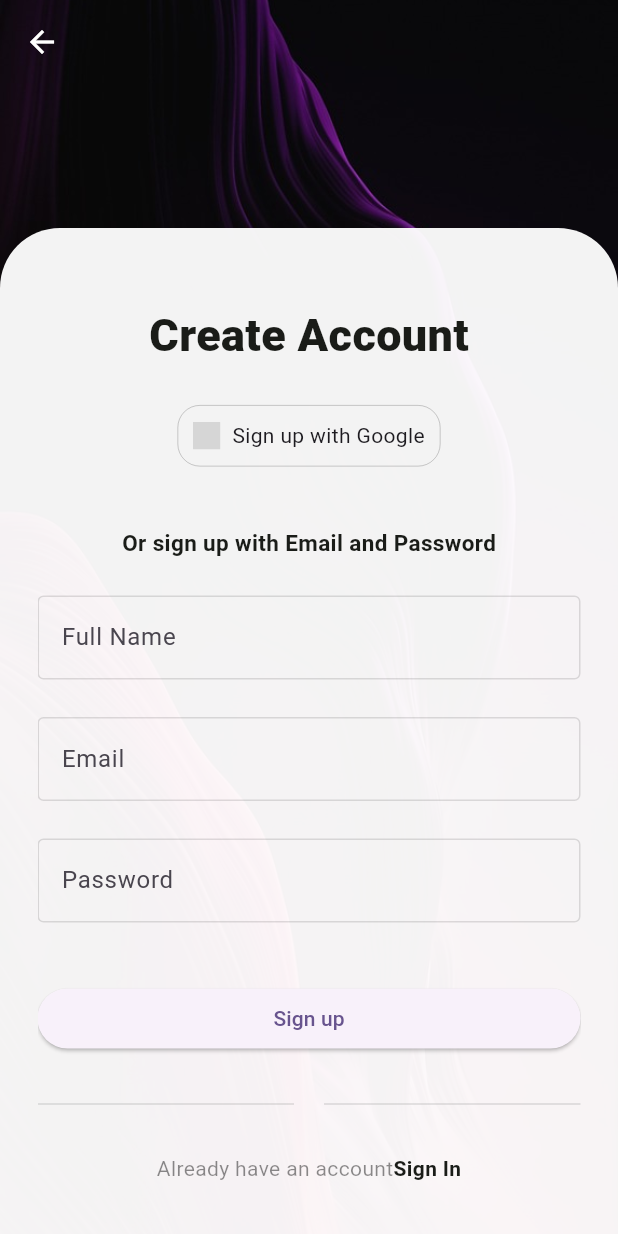
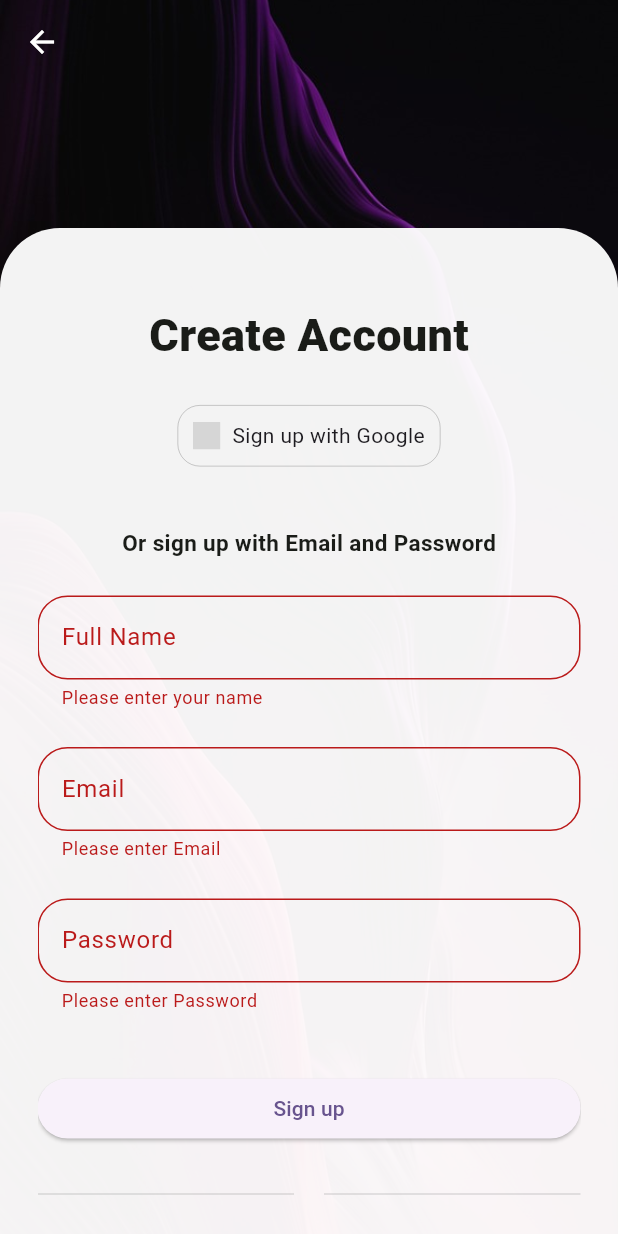
Before and after one commit to preetiGusain/warranti_app, a Flutter app: the SignupScreen screen opened directly, after a tap on "Sign up", on a phone screen of 412 x 824 dp. Run offline on Flutter 3.47's test engine with Material 3 defaults, Android fonts, the phone set to English and light mode, and no system bars; our stand-ins replace flutter_secure_storage, google_sign_in, icons_plus, image_picker; accounts and stored records are empty; grey boxes are pictures that could not be loaded.

Commit message:
Added auth service for normal signup

```diff
--- a/lib/constants.dart
+++ b/lib/constants.dart
@@ -1 +1,2 @@
 const String backend_uri = "https://warranti-backend.onrender.com";
+//const String backend_uri = "http://10.0.2.2:3000";
--- a/lib/screens/signup_screen.dart
+++ b/lib/screens/signup_screen.dart
@@ -1,6 +1,7 @@
 import 'package:flutter/material.dart';
 import 'package:icons_plus/icons_plus.dart';
 import 'package:warranti_app/screens/signin_screen.dart';
+import 'package:warranti_app/service/auth_service.dart';
 import 'package:warranti_app/theme/theme.dart';
 import 'package:warranti_app/widgets/custom_scaffold.dart';
 
@@ -13,6 +14,11 @@ class SignupScreen extends StatefulWidget {
 
 class _SignupScreenState extends State<SignupScreen> {
   final _formSignInKey = GlobalKey<FormState>();
+  String username = '';
+  String email = '';
+  String password = '';
+
+  final AuthService _authService = AuthService();
 
   @override
   Widget build(BuildContext context) {
@@ -52,6 +58,7 @@ class _SignupScreenState extends State<SignupScreen> {
                       const SizedBox(
                         height: 25.0,
                       ),
+                      // Google signup button
                       SizedBox(
                         width: double.infinity,
                         child: Row(
@@ -92,7 +99,13 @@ class _SignupScreenState extends State<SignupScreen> {
                       const SizedBox(
                         height: 25.0,
                       ),
+                      //Full name
                       TextFormField(
+                        onChanged: (value) {
+                          setState(() {
+                            username = value;
+                          });
+                        },
                         validator: (value) {
                           if (value == null || value.isEmpty) {
                             return 'Please enter your name';
@@ -111,17 +124,18 @@ class _SignupScreenState extends State<SignupScreen> {
                             ),
                             borderRadius: BorderRadius.circular(20),
                           ),
-                          enabledBorder: const OutlineInputBorder(
-                            borderSide: BorderSide(
-                              color: Colors.black12,
-                            ),
-                          ),
                         ),
                       ),
                       const SizedBox(
                         height: 25,
                       ),
+                      // Email
                       TextFormField(
+                        onChanged: (value) {
+                          setState(() {
+                            email = value;
+                          });
+                        },
                         validator: (value) {
                           if (value == null || value.isEmpty) {
                             return 'Please enter Email';
@@ -140,19 +154,20 @@ class _SignupScreenState extends State<SignupScreen> {
                             ),
                             borderRadius: BorderRadius.circular(20),
                           ),
-                          enabledBorder: const OutlineInputBorder(
-                            borderSide: BorderSide(
-                              color: Colors.black12,
-                            ),
-                          ),
                         ),
                       ),
                       const SizedBox(
                         height: 25.0,
                       ),
+                      // Password
                       TextFormField(
                         obscureText: true,
                         obscuringCharacter: '*',
+                        onChanged: (value) {
+                          setState(() {
+                            password = value;
+                          });
+                        },
                         validator: (value) {
                           if (value == null || value.isEmpty) {
                             return 'Please enter Password';
@@ -171,20 +186,34 @@ class _SignupScreenState extends State<SignupScreen> {
                             ),
                             borderRadius: BorderRadius.circular(20),
                           ),
-                          enabledBorder: const OutlineInputBorder(
-                            borderSide: BorderSide(
-                              color: Colors.black12,
-                            ),
-                          ),
                         ),
                       ),
                       const SizedBox(
                         height: 40.0,
                       ),
+                      // Sign up button
                       SizedBox(
                         width: double.infinity,
                         child: ElevatedButton(
-                          onPressed: () {},
+                          onPressed: () async {
+                            if (_formSignInKey.currentState?.validate() ??
+                                false) {
+                              final success =
+                                  await _authService.signUpWithEmail(
+                                username,
+                                email,
+                                password,
+                                context,
+                              );
+                              if (!success) {
+                                // Error message if signup fails
+                                ScaffoldMessenger.of(context).showSnackBar(
+                                  const SnackBar(
+                                      content: Text('Signup failed')),
+                                );
+                              }
+                            }
+                          },
                           child: const Text("Sign up"),
                         ),
                       ),
```
Also changed, not shown: lib/service/auth_service.dart (+40 -0 lines).
